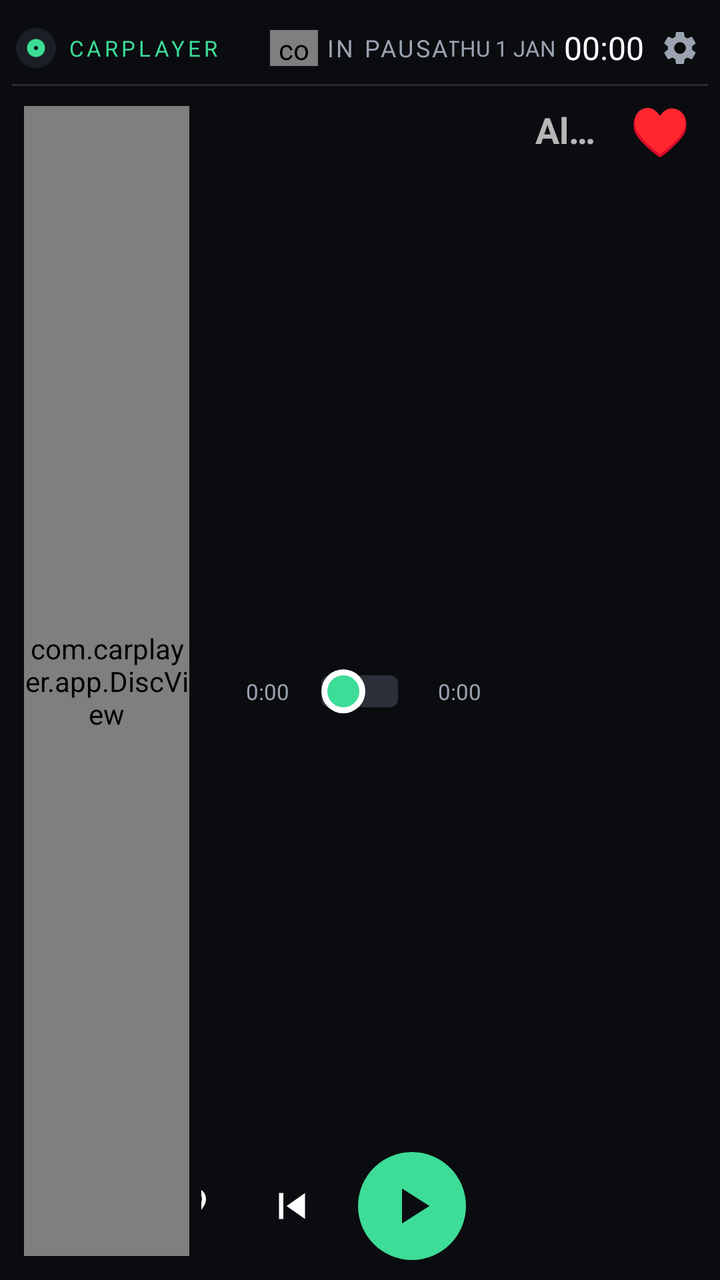
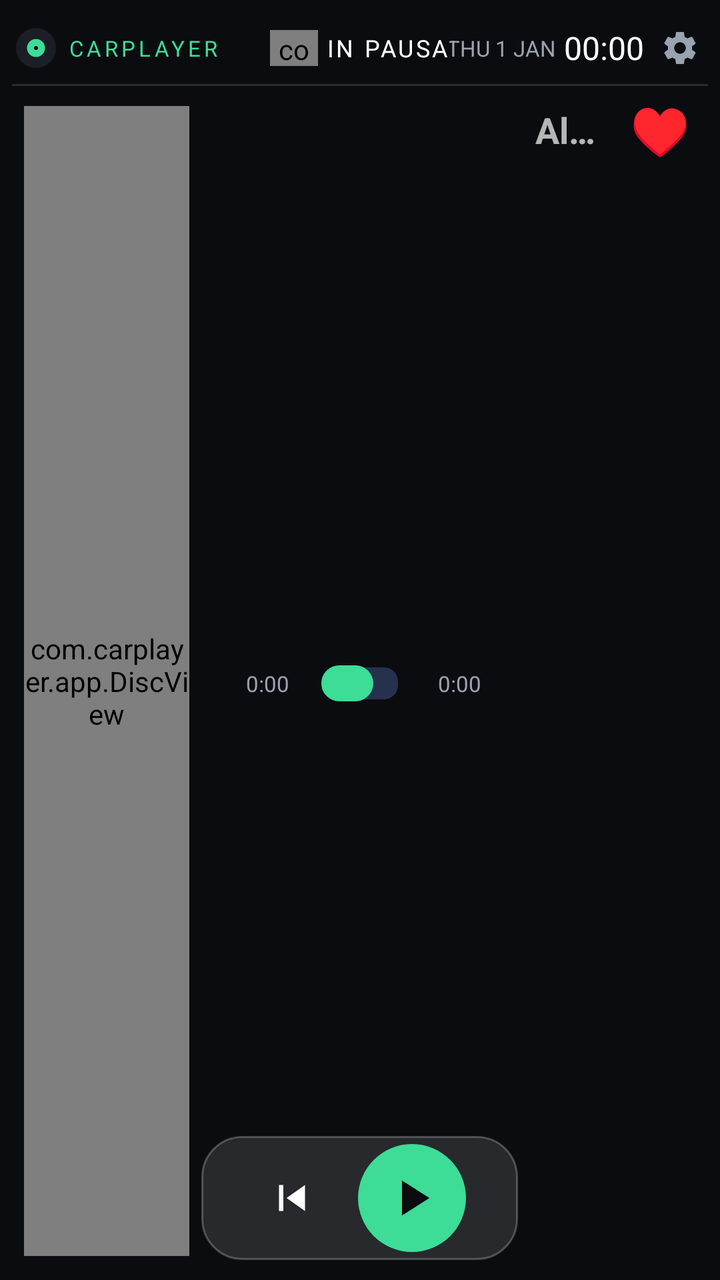

The first picture is an Android layout as it rendered before a commit; the second is the same layout after the commit. The layout source and the unified diff follow.
<!-- AndroidManifest.xml: application theme AppTheme -->
<!-- res/layout/activity_main.xml -->
<?xml version="1.0" encoding="utf-8"?>
<LinearLayout xmlns:android="http://schemas.android.com/apk/res/android"
    android:id="@+id/root"
    android:layout_width="match_parent"
    android:layout_height="match_parent"
    android:background="@color/bg"
    android:orientation="vertical"
    android:padding="@dimen/pad">

    
    <include layout="@layout/header" />

    <LinearLayout
        android:layout_width="match_parent"
        android:layout_height="0dp"
        android:layout_weight="1"
        android:baselineAligned="false"
        android:orientation="horizontal">

        
        <FrameLayout
            android:id="@+id/discCol"
            android:layout_width="0dp"
            android:layout_height="match_parent"
            android:layout_weight="3"
            android:padding="@dimen/pad">

            <com.carplayer.app.DiscView
                android:id="@+id/disc"
                android:layout_width="match_parent"
                android:layout_height="match_parent" />
        </FrameLayout>

        
        <LinearLayout
            android:id="@+id/centerCol"
            android:layout_width="0dp"
            android:layout_height="match_parent"
            android:layout_weight="5"
            android:orientation="vertical">

        
        <ScrollView
            android:layout_width="match_parent"
            android:layout_height="0dp"
            android:layout_weight="1"
            android:fillViewport="true"
            android:scrollbars="none">

            <LinearLayout
                android:layout_width="match_parent"
                android:layout_height="match_parent"
                android:gravity="center"
                android:orientation="vertical"
                android:paddingStart="@dimen/gap"
                android:paddingEnd="@dimen/gap">

                <TextView
                    android:id="@+id/tvTitle"
                    android:layout_width="match_parent"
                    android:layout_height="wrap_content"
                    android:ellipsize="end"
                    android:gravity="center"
                    android:maxLines="2"
                    android:minLines="1"
                    android:textColor="#FFFFFF"
                    android:textSize="@dimen/title_sp" />

                <TextView
                    android:id="@+id/tvArtist"
                    android:layout_width="match_parent"
                    android:layout_height="wrap_content"
                    android:layout_marginTop="2dp"
                    android:ellipsize="end"
                    android:gravity="center"
                    android:maxLines="1"
                    android:textColor="@color/gray"
                    android:textSize="@dimen/artist_sp" />

                
                <LinearLayout
                    android:layout_width="match_parent"
                    android:layout_height="wrap_content"
                    android:layout_marginTop="@dimen/gap"
                    android:gravity="center_vertical"
                    android:orientation="horizontal">

                    <TextView
                        android:id="@+id/tvPos"
                        android:layout_width="@dimen/time_w"
                        android:layout_height="wrap_content"
                        android:gravity="end"
                        android:text="0:00"
                        android:textColor="@color/gray"
                        android:textSize="@dimen/time_sp" />

                    <SeekBar
                        android:id="@+id/seek"
                        android:layout_width="0dp"
                        android:layout_height="@dimen/seek_h"
                        android:layout_weight="1"
                        android:progressDrawable="@drawable/seek_progress"
                        android:thumb="@drawable/seek_thumb"
                        android:thumbOffset="0dp"
                        android:splitTrack="false" />

                    <TextView
                        android:id="@+id/tvDur"
                        android:layout_width="@dimen/time_w"
                        android:layout_height="wrap_content"
                        android:paddingStart="4dp"
                        android:text="0:00"
                        android:textColor="@color/gray"
                        android:textSize="@dimen/time_sp" />
                </LinearLayout>

            </LinearLayout>
        </ScrollView>

        
        <LinearLayout
            android:layout_width="match_parent"
            android:layout_height="wrap_content"
            android:layout_marginTop="-16dp"
            android:gravity="center"
            android:orientation="horizontal">

            <ImageButton
                android:id="@+id/btnShuffle"
                android:layout_width="@dimen/ctl_side"
                android:layout_height="@dimen/ctl_side"
                android:layout_marginHorizontal="@dimen/ctl_gap"
                android:background="?android:attr/selectableItemBackgroundBorderless"
                android:padding="@dimen/ico_pad"
                android:scaleType="fitCenter"
                android:src="@drawable/ic_shuffle"
                android:tint="#FFFFFF" />

            <ImageButton
                android:id="@+id/btnHeart"
                android:layout_width="@dimen/heart"
                android:layout_height="@dimen/heart"
                android:layout_marginHorizontal="@dimen/ctl_gap"
                android:background="?android:attr/selectableItemBackgroundBorderless"
                android:padding="@dimen/ico_pad"
                android:scaleType="fitCenter"
                android:src="@drawable/ic_heart" />

            <ImageButton
                android:id="@+id/btnPrev"
                android:layout_width="@dimen/ctl_mid"
                android:layout_height="@dimen/ctl_mid"
                android:layout_marginHorizontal="@dimen/ctl_gap"
                android:background="?android:attr/selectableItemBackgroundBorderless"
                android:padding="@dimen/ico_pad"
                android:scaleType="fitCenter"
                android:src="@drawable/ic_prev"
                android:tint="#FFFFFF" />

            <ImageButton
                android:id="@+id/btnPlay"
                android:layout_width="@dimen/play"
                android:layout_height="@dimen/play"
                android:layout_marginHorizontal="@dimen/ctl_gap"
                android:background="@drawable/bg_play"
                android:padding="@dimen/play_pad"
                android:scaleType="fitCenter"
                android:src="@drawable/ic_play"
                android:tint="@color/bg" />

            <ImageButton
                android:id="@+id/btnNext"
                android:layout_width="@dimen/ctl_mid"
                android:layout_height="@dimen/ctl_mid"
                android:layout_marginHorizontal="@dimen/ctl_gap"
                android:background="?android:attr/selectableItemBackgroundBorderless"
                android:padding="@dimen/ico_pad"
                android:scaleType="fitCenter"
                android:src="@drawable/ic_next"
                android:tint="#FFFFFF" />

            <ImageButton
                android:id="@+id/btnRepeat"
                android:layout_width="@dimen/ctl_side"
                android:layout_height="@dimen/ctl_side"
                android:layout_marginHorizontal="@dimen/ctl_gap"
                android:background="?android:attr/selectableItemBackgroundBorderless"
                android:padding="@dimen/ico_pad"
                android:scaleType="fitCenter"
                android:src="@drawable/ic_repeat"
                android:tint="#FFFFFF" />
        </LinearLayout>

        <include layout="@layout/strip" />
        </LinearLayout>

        
        <LinearLayout
            android:id="@+id/rightCol"
            android:layout_width="0dp"
            android:layout_height="match_parent"
            android:layout_weight="3"
            android:orientation="vertical">

            <LinearLayout
                android:layout_width="match_parent"
                android:layout_height="@dimen/tab_h"
                android:orientation="horizontal">

                <TextView
                    android:id="@+id/tabFolder"
                    android:layout_width="0dp"
                    android:layout_height="match_parent"
                    android:layout_weight="1"
                    android:background="?android:attr/selectableItemBackground"
                    android:ellipsize="end"
                    android:gravity="center"
                    android:maxLines="1"
                    android:paddingStart="8dp"
                    android:paddingEnd="8dp"
                    android:text="Album"
                    android:textSize="@dimen/tab_sp"
                    android:textStyle="bold" />

                <TextView
                    android:id="@+id/tabFavs"
                    android:layout_width="0dp"
                    android:layout_height="match_parent"
                    android:layout_weight="1"
                    android:background="?android:attr/selectableItemBackground"
                    android:gravity="center"
                    android:text="&#9829;"
                    android:textColor="#FF4D6D"
                    android:textSize="@dimen/tab_heart_sp"
                    android:textStyle="bold" />
            </LinearLayout>

            <FrameLayout
                android:layout_width="match_parent"
                android:layout_height="0dp"
                android:layout_weight="1">

                <ListView
                    android:id="@+id/list"
                    android:layout_width="match_parent"
                    android:layout_height="match_parent"
                    android:divider="@null"
                    android:scrollbars="none" />

                <TextView
                    android:id="@+id/tvEmpty"
                    android:layout_width="match_parent"
                    android:layout_height="match_parent"
                    android:background="?android:attr/selectableItemBackground"
                    android:gravity="center"
                    android:padding="16dp"
                    android:textColor="@color/gray"
                    android:textSize="@dimen/tab_sp"
                    android:visibility="gone" />
            </FrameLayout>
        </LinearLayout>

        
        <LinearLayout
            android:id="@+id/showList"
            android:layout_width="@dimen/handle_w"
            android:layout_height="match_parent"
            android:background="?android:attr/selectableItemBackground"
            android:gravity="center"
            android:orientation="vertical"
            android:visibility="gone">

            <ImageView
                android:id="@+id/ivHandle"
                android:layout_width="24dp"
                android:layout_height="24dp"
                android:src="@drawable/ic_chevron_left"
                android:tint="#FFFFFF" />
        </LinearLayout>
    </LinearLayout>
</LinearLayout>
<!-- res/layout/header.xml (included above) -->
<?xml version="1.0" encoding="utf-8"?>
<LinearLayout xmlns:android="http://schemas.android.com/apk/res/android"
    android:layout_width="match_parent"
    android:layout_height="wrap_content"
    android:layout_marginBottom="@dimen/gap"
    android:orientation="vertical">

    <LinearLayout
        android:layout_width="match_parent"
        android:layout_height="@dimen/header_h"
        android:gravity="center_vertical"
        android:orientation="horizontal">

        <LinearLayout
            android:layout_width="0dp"
            android:layout_height="match_parent"
            android:layout_weight="1"
            android:gravity="center_vertical|start"
            android:orientation="horizontal">

            <ImageView
                android:layout_width="@dimen/logo"
                android:layout_height="@dimen/logo"
                android:src="@drawable/ic_launcher" />

            <TextView
                android:id="@+id/tvBrand"
                android:layout_width="wrap_content"
                android:layout_height="wrap_content"
                android:layout_marginStart="@dimen/gap"
                android:letterSpacing="0.15"
                android:maxLines="1"
                android:text="CARPLAYER"
                android:textColor="@color/accent"
                android:textSize="@dimen/brand_sp" />
        </LinearLayout>

        <LinearLayout
            android:layout_width="wrap_content"
            android:layout_height="match_parent"
            android:gravity="center_vertical"
            android:orientation="horizontal">

            <com.carplayer.app.EqView
                android:id="@+id/eq"
                android:layout_width="@dimen/eq_w"
                android:layout_height="@dimen/eq_h" />

            <TextView
                android:id="@+id/tvStatus"
                android:layout_width="wrap_content"
                android:layout_height="wrap_content"
                android:layout_marginStart="@dimen/gap"
                android:letterSpacing="0.1"
                android:maxLines="1"
                android:text="IN PAUSA"
                android:textColor="@color/gray"
                android:textSize="@dimen/status_sp" />
        </LinearLayout>

        <LinearLayout
            android:layout_width="0dp"
            android:layout_height="match_parent"
            android:layout_weight="1"
            android:gravity="center_vertical|end"
            android:orientation="horizontal">

            <TextClock
                android:id="@+id/dateClock"
                android:layout_width="wrap_content"
                android:layout_height="wrap_content"
                android:layout_marginEnd="@dimen/gap"
                android:format12Hour="EEE d MMM"
                android:format24Hour="EEE d MMM"
                android:textAllCaps="true"
                android:textColor="@color/gray"
                android:textSize="@dimen/date_sp" />

            <TextClock
                android:id="@+id/clock"
                android:layout_width="wrap_content"
                android:layout_height="wrap_content"
                android:format12Hour="HH:mm"
                android:format24Hour="HH:mm"
                android:textColor="#FFFFFF"
                android:textSize="@dimen/clock_sp" />

            
            <ImageButton
                android:id="@+id/btnSettings"
                android:layout_width="@dimen/gear"
                android:layout_height="@dimen/gear"
                android:layout_marginStart="@dimen/gap"
                android:background="?android:attr/selectableItemBackgroundBorderless"
                android:padding="4dp"
                android:scaleType="fitCenter"
                android:src="@drawable/ic_gear" />
        </LinearLayout>
    </LinearLayout>

    <View
        android:layout_width="match_parent"
        android:layout_height="1dp"
        android:background="#22FFFFFF" />
</LinearLayout>
<!-- res/layout/strip.xml (included above) -->
<?xml version="1.0" encoding="utf-8"?>
<HorizontalScrollView xmlns:android="http://schemas.android.com/apk/res/android"
    android:id="@+id/strip"
    android:layout_width="match_parent"
    android:layout_height="wrap_content"
    android:layout_marginTop="@dimen/gap"
    android:overScrollMode="never"
    android:scrollbars="none">

    <LinearLayout
        android:id="@+id/stripBox"
        android:layout_width="wrap_content"
        android:layout_height="wrap_content"
        android:orientation="horizontal" />
</HorizontalScrollView>
<!-- resources referenced by this layout -->
<resources>
  <color name="accent">#3DDC97</color>
  <color name="bg">#0A0C10</color>
  <color name="gray">#9AA3AF</color>
  <dimen name="artist_sp">13sp</dimen>
  <dimen name="brand_sp">11sp</dimen>
  <dimen name="clock_sp">16sp</dimen>
  <dimen name="ctl_gap">6dp</dimen>
  <dimen name="ctl_mid">42dp</dimen>
  <dimen name="ctl_side">32dp</dimen>
  <dimen name="date_sp">11sp</dimen>
  <dimen name="eq_h">18dp</dimen>
  <dimen name="eq_w">24dp</dimen>
  <dimen name="gap">4dp</dimen>
  <dimen name="gear">28dp</dimen>
  <dimen name="handle_w">20dp</dimen>
  <dimen name="header_h">36dp</dimen>
  <dimen name="heart">40dp</dimen>
  <dimen name="ico_pad">8dp</dimen>
  <dimen name="logo">24dp</dimen>
  <dimen name="pad">6dp</dimen>
  <dimen name="play">54dp</dimen>
  <dimen name="play_pad">12dp</dimen>
  <dimen name="seek_h">22dp</dimen>
  <dimen name="status_sp">12sp</dimen>
  <dimen name="tab_h">36dp</dimen>
  <dimen name="tab_heart_sp">24sp</dimen>
  <dimen name="tab_sp">18sp</dimen>
  <dimen name="time_sp">11sp</dimen>
  <dimen name="time_w">40dp</dimen>
  <dimen name="title_sp">22sp</dimen>
  <!-- drawable bg_play (drawable) -->
  <?xml version="1.0" encoding="utf-8"?>
  <shape xmlns:android="http://schemas.android.com/apk/res/android" android:shape="oval">
      <solid android:color="@color/accent" />
  </shape>
  <!-- drawable ic_next (drawable) -->
  <vector xmlns:android="http://schemas.android.com/apk/res/android"
      android:width="24dp" android:height="24dp" android:viewportWidth="24" android:viewportHeight="24">
      <path android:fillColor="#FFFFFF" android:pathData="M6,18l8.5,-6L6,6v12zM16,6v12h2V6h-2z" />
  </vector>
  <!-- drawable ic_play (drawable) -->
  <vector xmlns:android="http://schemas.android.com/apk/res/android"
      android:width="24dp" android:height="24dp" android:viewportWidth="24" android:viewportHeight="24">
      <path android:fillColor="#FFFFFF" android:pathData="M8,5v14l11,-7z" />
  </vector>
  <!-- drawable ic_prev (drawable) -->
  <vector xmlns:android="http://schemas.android.com/apk/res/android"
      android:width="24dp" android:height="24dp" android:viewportWidth="24" android:viewportHeight="24">
      <path android:fillColor="#FFFFFF" android:pathData="M6,6h2v12H6zm3.5,6l8.5,6V6z" />
  </vector>
  <!-- drawable seek_progress (drawable) -->
  <?xml version="1.0" encoding="utf-8"?>
  <layer-list xmlns:android="http://schemas.android.com/apk/res/android">
      <item android:id="@android:id/background">
          <shape android:shape="rectangle">
              <solid android:color="#2A2F38" />
              <corners android:radius="4dp" />
              <size android:height="@dimen/seek_thick" />
          </shape>
      </item>
      <item android:id="@android:id/progress">
          <clip>
              <shape android:shape="rectangle">
                  <solid android:color="@color/accent" />
                  <corners android:radius="4dp" />
                  <size android:height="@dimen/seek_thick" />
              </shape>
          </clip>
      </item>
  </layer-list>
  <!-- drawable seek_thumb (drawable) -->
  <?xml version="1.0" encoding="utf-8"?>
  <layer-list xmlns:android="http://schemas.android.com/apk/res/android">
      <item>
          <shape android:shape="oval">
              <solid android:color="#FFFFFF" />
              <size android:width="22dp" android:height="22dp" />
          </shape>
      </item>
      <item android:top="3dp" android:bottom="3dp" android:left="3dp" android:right="3dp">
          <shape android:shape="oval">
              <solid android:color="@color/accent" />
          </shape>
      </item>
  </layer-list>
  <dimen name="seek_thick">8dp</dimen>
  <!-- unchanged entries left out for length: 7 -->
</resources>

<!-- the commit's change to res/layout/activity_main.xml (unified diff, before → after) -->
@@ -119,11 +119,27 @@
 
         
         <LinearLayout
-            android:layout_width="match_parent"
+            android:layout_width="wrap_content"
             android:layout_height="wrap_content"
+            android:layout_gravity="center_horizontal"
             android:layout_marginTop="-16dp"
+            android:background="@drawable/bg_controls"
             android:gravity="center"
-            android:orientation="horizontal">
+            android:orientation="horizontal"
+            android:paddingStart="10dp"
+            android:paddingTop="4dp"
+            android:paddingEnd="10dp"
+            android:paddingBottom="4dp">
+
+            <ImageButton
+                android:id="@+id/btnHeart"
+                android:layout_width="@dimen/heart"
+                android:layout_height="@dimen/heart"
+                android:layout_marginHorizontal="@dimen/ctl_gap"
+                android:background="?android:attr/selectableItemBackgroundBorderless"
+                android:padding="@dimen/ico_pad"
+                android:scaleType="fitCenter"
+                android:src="@drawable/ic_heart" />
 
             <ImageButton
                 android:id="@+id/btnShuffle"
@@ -135,16 +151,6 @@
                 android:scaleType="fitCenter"
                 android:src="@drawable/ic_shuffle"
                 android:tint="#FFFFFF" />
-
-            <ImageButton
-                android:id="@+id/btnHeart"
-                android:layout_width="@dimen/heart"
-                android:layout_height="@dimen/heart"
-                android:layout_marginHorizontal="@dimen/ctl_gap"
-                android:background="?android:attr/selectableItemBackgroundBorderless"
-                android:padding="@dimen/ico_pad"
-                android:scaleType="fitCenter"
-                android:src="@drawable/ic_heart" />
 
             <ImageButton
                 android:id="@+id/btnPrev"
@@ -336,7 +342,7 @@
                 android:letterSpacing="0.1"
                 android:maxLines="1"
                 android:text="IN PAUSA"
-                android:textColor="@color/gray"
+                android:textColor="#FFFFFF"
                 android:textSize="@dimen/status_sp" />
         </LinearLayout>
 
<!-- resource entries referenced after the edit -->
@@ -22,7 +22,7 @@
   <dimen name="pad">6dp</dimen>
   <dimen name="play">54dp</dimen>
   <dimen name="play_pad">12dp</dimen>
-  <dimen name="seek_h">22dp</dimen>
+  <dimen name="seek_h">26dp</dimen>
   <dimen name="status_sp">12sp</dimen>
   <dimen name="tab_h">36dp</dimen>
   <dimen name="tab_heart_sp">24sp</dimen>
@@ -30,6 +30,14 @@
   <dimen name="time_sp">11sp</dimen>
   <dimen name="time_w">40dp</dimen>
   <dimen name="title_sp">22sp</dimen>
+  <!-- drawable bg_controls (drawable) -->
+  <?xml version="1.0" encoding="utf-8"?>
+  <shape xmlns:android="http://schemas.android.com/apk/res/android"
+      android:shape="rectangle">
+      <solid android:color="#1EFFFFFF" />
+      <stroke android:width="1dp" android:color="#3DFFFFFF" />
+      <corners android:radius="20dp" />
+  </shape>
   <!-- drawable bg_play (drawable) -->
   <?xml version="1.0" encoding="utf-8"?>
   <shape xmlns:android="http://schemas.android.com/apk/res/android" android:shape="oval">
@@ -55,8 +63,8 @@
   <layer-list xmlns:android="http://schemas.android.com/apk/res/android">
       <item android:id="@android:id/background">
           <shape android:shape="rectangle">
-              <solid android:color="#2A2F38" />
-              <corners android:radius="4dp" />
+              <solid android:color="#26324D" />
+              <corners android:radius="7dp" />
               <size android:height="@dimen/seek_thick" />
           </shape>
       </item>
@@ -64,7 +72,7 @@
           <clip>
               <shape android:shape="rectangle">
                   <solid android:color="@color/accent" />
-                  <corners android:radius="4dp" />
+                  <corners android:radius="7dp" />
                   <size android:height="@dimen/seek_thick" />
               </shape>
           </clip>
@@ -72,20 +80,13 @@
   </layer-list>
   <!-- drawable seek_thumb (drawable) -->
   <?xml version="1.0" encoding="utf-8"?>
-  <layer-list xmlns:android="http://schemas.android.com/apk/res/android">
-      <item>
-          <shape android:shape="oval">
-              <solid android:color="#FFFFFF" />
-              <size android:width="22dp" android:height="22dp" />
-          </shape>
-      </item>
-      <item android:top="3dp" android:bottom="3dp" android:left="3dp" android:right="3dp">
-          <shape android:shape="oval">
-              <solid android:color="@color/accent" />
-          </shape>
-      </item>
-  </layer-list>
-  <dimen name="seek_thick">8dp</dimen>
+  <shape xmlns:android="http://schemas.android.com/apk/res/android"
+      android:shape="rectangle">
+      <solid android:color="@color/accent" />
+      <corners android:radius="9dp" />
+      <size android:width="26dp" android:height="18dp" />
+  </shape>
+  <dimen name="seek_thick">12dp</dimen>
   <!-- unchanged entries left out for length: 7 -->
 </resources>
 
